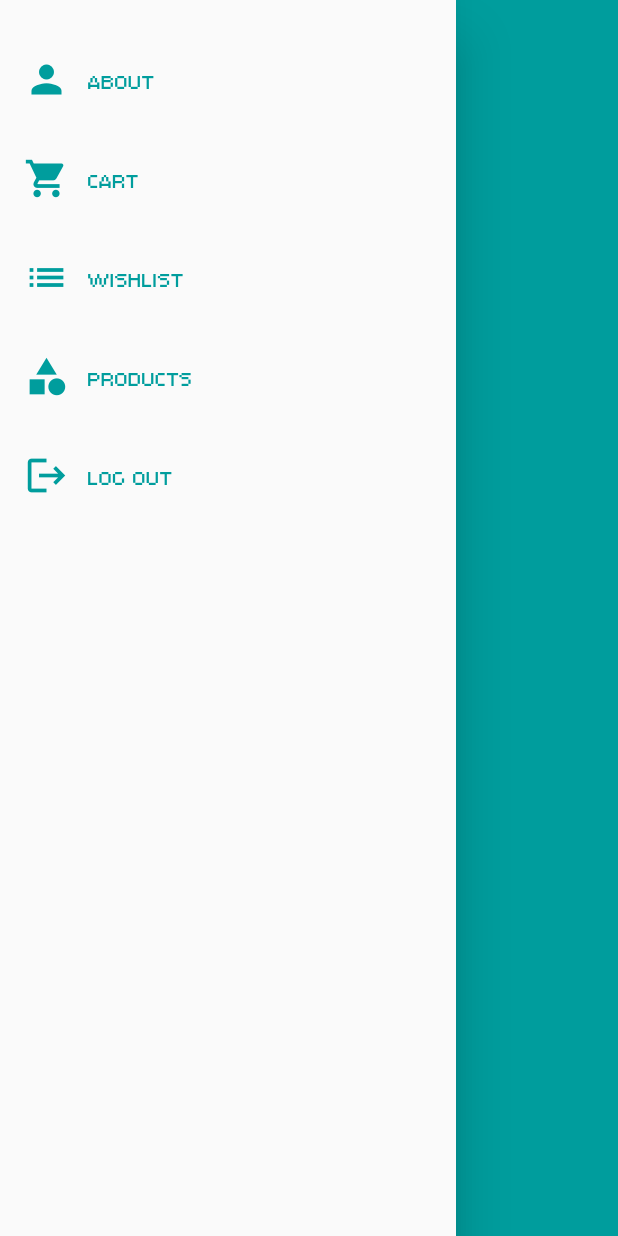
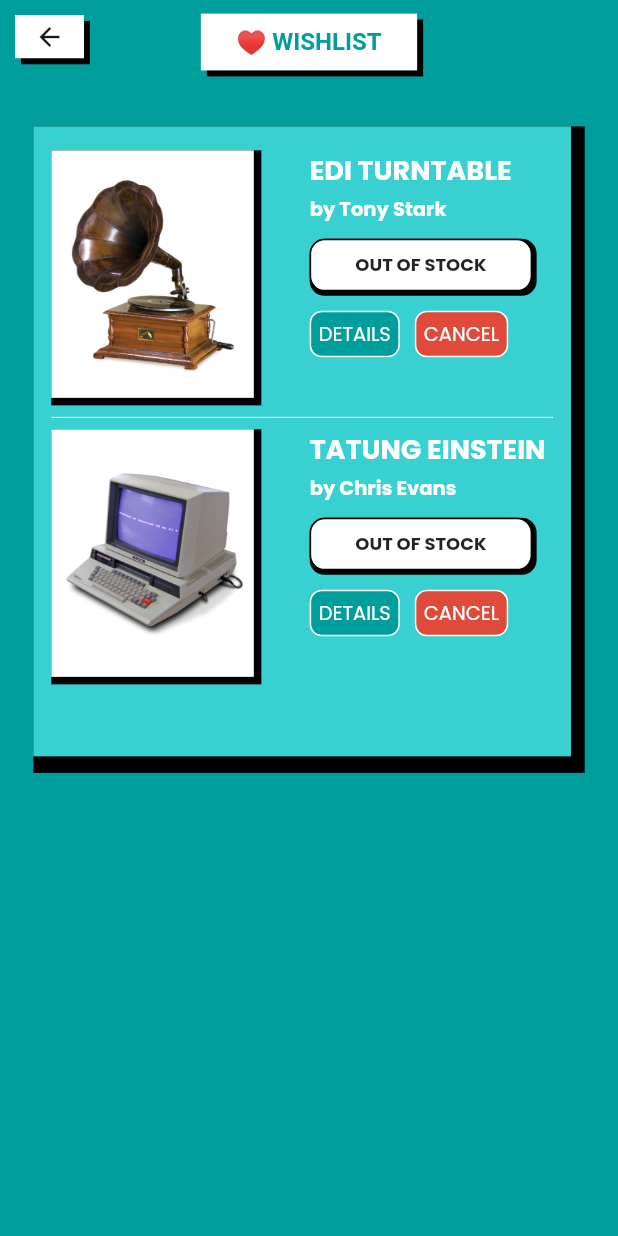
Before and after one commit to himanshusharma89/relic_bazaar, a Flutter app: the DrawerWidget widget shown alone on an empty page, opened directly, after a tap on "WISHLIST", on a phone screen of 412 x 824 dp. Run offline on Flutter 3.47's test engine with Material 2 defaults, Android fonts, the phone set to English and light mode, and no system bars; our stand-ins replace firebase_core, flutter_svg, fluttertoast, google_fonts; missing offline and left inert: razorpay_flutter; accounts and stored records are empty; Roboto replaces fonts that are missing (pix M 8pt).

Commit message:
'Wishlist-Screen'

```diff
--- /dev/null
+++ b/lib/views/Wishlist.dart
@@ -0,0 +1,167 @@
+import 'package:flutter/material.dart';
+import 'package:retro_shopping/helpers/constants.dart';
+import 'package:retro_shopping/widgets/retro_button.dart';
+import 'package:retro_shopping/widgets/payment/order_item.dart';
+
+class Wishlist extends StatelessWidget {
+  const Wishlist({
+    Key key,
+  }) : super(key: key);
+
+  @override
+  Widget build(BuildContext context) {
+    final double height = MediaQuery.of(context).size.height;
+    final double width = MediaQuery.of(context).size.width;
+    return Column(
+      crossAxisAlignment: CrossAxisAlignment.start,
+      children: <Widget>[
+        const SizedBox(height: 20),
+        Center(
+          child: Stack(
+            children: <Widget>[
+              Container(
+                width: MediaQuery.of(context).size.width * 0.88 + 5,
+                height: 431,
+                decoration: const BoxDecoration(color: Colors.black),
+              ),
+              Container(
+                padding:
+                    const EdgeInsets.symmetric(vertical: 16, horizontal: 12),
+                width: MediaQuery.of(context).size.width * 0.87,
+                height: 420,
+                decoration:
+                    const BoxDecoration(color: RelicColors.primaryColor),
+                child: ListView(
+                  shrinkWrap: true,
+                  primary: false,
+                  children: const <Widget>[
+                    OrderItem(
+                        title: 'EDI TURNTABLE',
+                        ordered: 'by Tony Stark',
+                        status: 'OUT OF STOCK',
+                        image: 'assets/items/4.png'),
+
+                    Divider(
+                      color: Colors.white,
+                    ),
+                    OrderItem(
+                      title: 'TATUNG EINSTEIN',
+                      ordered: 'by Chris Evans',
+                      status: 'OUT OF STOCK',
+                      image: 'assets/items/1.png',
+                    ),
+                    // Divider(color: Clors.w,),
+                  ],
+                ),
+              ),
+            ],
+          ),
+        ),
+      ],
+    );
+  }
+}
+
+class WishlistScreen extends StatelessWidget {
+  @override
+  Widget build(BuildContext context) {
+    final double height = MediaQuery.of(context).size.height;
+    return SingleChildScrollView(
+      child: Padding(
+        padding: const EdgeInsets.symmetric(horizontal: 18),
+        child: Column(
+          crossAxisAlignment: CrossAxisAlignment.start,
+          children: <Widget>[
+            SizedBox(
+              height: height * 0.16,
+            ),
+            const Wishlist(),
+          ],
+        ),
+      ),
+    );
+  }
+}
+
+class Wishlistscreen extends StatefulWidget {
+  Wishlistscreen({Key key}) : super(key: key);
+
+  @override
+  _WishlistscreenState createState() => _WishlistscreenState();
+}
+
+class _WishlistscreenState extends State<Wishlistscreen> {
+  @override
+  Widget build(BuildContext context) {
+    final double height = MediaQuery.of(context).size.height;
+    final double width = MediaQuery.of(context).size.width;
+    return Container(
+      child: Scaffold(
+        appBar: AppBar(
+          elevation: 0,
+          centerTitle: true,
+          title: RetroButton(
+            upperColor: Colors.white,
+            lowerColor: Colors.black,
+            height: height * 0.046,
+            width: width * 0.35,
+            borderColor: Colors.white,
+            child: const Center(
+              child: Text(
+                '♥ WISHLIST',
+                style: TextStyle(
+                  fontFamily: 'pix M 8pt',
+                  fontSize: 16,
+                  fontWeight: FontWeight.bold,
+                  color: RelicColors.backgroundColor,
+                ),
+                // textAlign: TextAlign.left,
+              ),
+            ),
+          ),
+          leading: GestureDetector(
+            onTap: () {
+              Navigator.of(context).pop();
+            },
+            child: Container(
+              padding: const EdgeInsets.only(left: 10, top: 10),
+              child: RetroButton(
+                upperColor: Colors.white,
+                lowerColor: Colors.black,
+                height: height * 0.035,
+                width: width * 0.44,
+                borderColor: Colors.white,
+                child: Row(
+                  mainAxisAlignment: MainAxisAlignment.center,
+                  children: const <Widget>[
+                    Icon(
+                      Icons.arrow_back,
+                      size: 20,
+                      color: RelicColors.primaryBlack,
+                    ),
+                  ],
+                ),
+              ),
+            ),
+          ),
+          backgroundColor: RelicColors.backgroundColor,
+        ),
+        backgroundColor: RelicColors.backgroundColor,
+        body: SingleChildScrollView(
+          child: Padding(
+            padding: const EdgeInsets.symmetric(horizontal: 18),
+            child: Column(
+              crossAxisAlignment: CrossAxisAlignment.start,
+              children: <Widget>[
+                SizedBox(
+                  height: height * 0.01,
+                ),
+                const Wishlist(),
+              ],
+            ),
+          ),
+        ),
+      ),
+    );
+  }
+}
--- a/lib/views/drawer_widget.dart
+++ b/lib/views/drawer_widget.dart
@@ -1,5 +1,7 @@
 import 'package:flutter/material.dart';
+//import 'package:retro_shopping/views/profile.dart';
 import '../widgets/drawer_item.dart';
+import './Wishlist.dart';
 
 class DrawerWidget extends StatelessWidget {
   const DrawerWidget({
@@ -21,7 +23,12 @@ class DrawerWidget extends StatelessWidget {
           DrawerItem(
             icon: Icons.list,
             title: 'WISHLIST',
-            onTap: () {},
+            onTap: () {
+               Navigator.push(
+                context,
+                MaterialPageRoute(builder: (context) => Wishlistscreen()),
+              );
+            },
           ),
           DrawerItem(
             icon: Icons.category,
```
